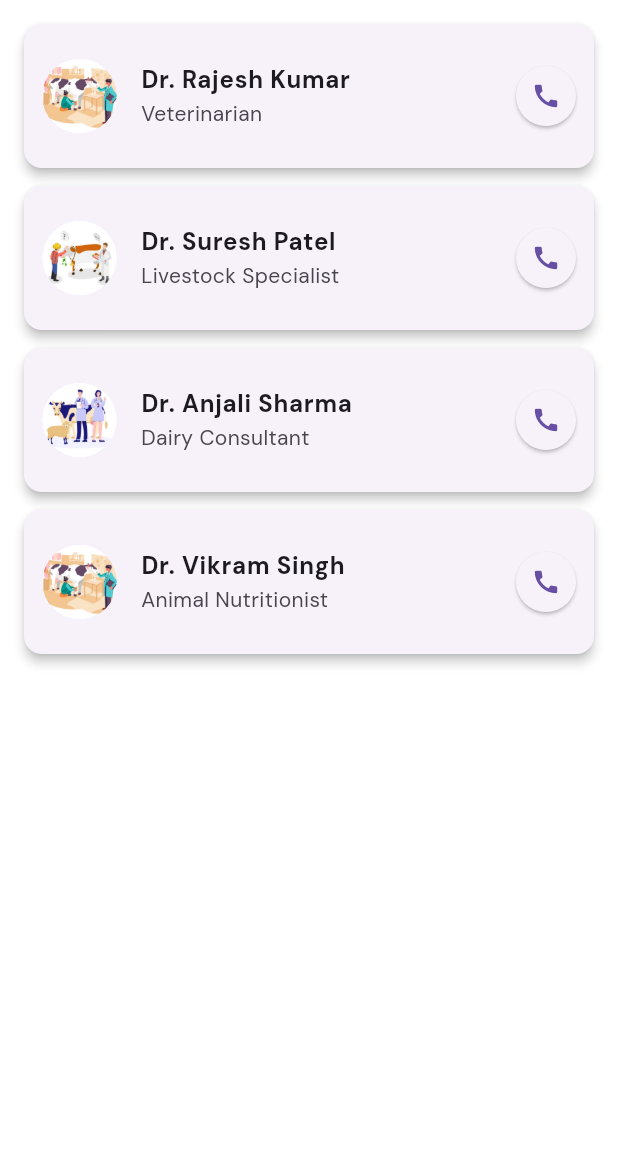
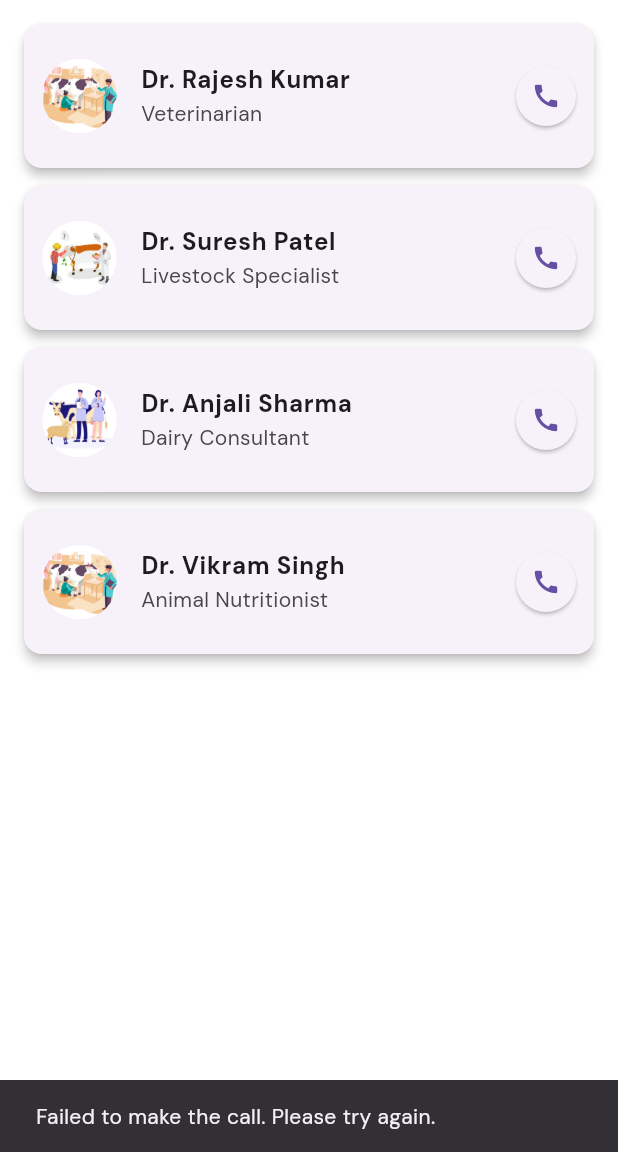
Before and after one commit to GauSampada/App-GauSampada, a Flutter app: the DoctorListScreen screen opened directly, after a tap on the "call" icon, on a phone screen of 412 x 824 dp, the part 84-1236 px from its top. Run offline on Flutter 3.47's test engine with Material 3 defaults, Android fonts, the phone set to English and light mode, and no system bars; our stand-ins replace card_swiper, cloud_firestore, delightful_toast, dio, firebase_auth, firebase_core and 9 more; missing offline and left inert: direct_caller_sim_choice, firebase_app_check, formatted_text; accounts and stored records are empty.

Commit message:
App With latest Version

```diff
--- a/lib/main.dart
+++ b/lib/main.dart
@@ -74,7 +74,8 @@
         //       return const OnboardingMainScreen(); // for android
         //       // return const LoginScreen();
         //     }),
-        home: const HomeScreen(),
+        // home: const HomeScreen(),
+        home: const OnboardingMainScreen(),
       ),
     );
   }
--- a/lib/screens/doctors/doctors.dart
+++ b/lib/screens/doctors/doctors.dart
@@ -1,5 +1,7 @@
+import 'package:direct_caller_sim_choice/direct_caller_sim_choice.dart';
 import 'package:flutter/material.dart';
 import 'package:gausampada/const/colors.dart';
+import 'package:permission_handler/permission_handler.dart';
 
 class DoctorListScreen extends StatelessWidget {
   DoctorListScreen({super.key});
@@ -26,6 +28,29 @@ class DoctorListScreen extends StatelessWidget {
       "image": "assets/ai_model/doctor.jpg",
     },
   ];
+
+  Future<void> _makePhoneCall(BuildContext context, String phoneNumber) async {
+    var status = await Permission.phone.request();
+    if (status.isGranted) {
+      bool? result = await DirectCaller().makePhoneCall(phoneNumber);
+      if (result != true) {
+        ScaffoldMessenger.of(context).showSnackBar(
+          const SnackBar(
+              content: Text("Failed to make the call. Please try again.")),
+        );
+      }
+    } else if (status.isDenied) {
+      ScaffoldMessenger.of(context).showSnackBar(
+        const SnackBar(content: Text("Permission denied. Cannot make a call.")),
+      );
+    } else if (status.isPermanentlyDenied) {
+      ScaffoldMessenger.of(context).showSnackBar(
+        const SnackBar(
+          content: Text("Permission permanently denied. Enable in settings."),
+        ),
+      );
+    }
+  }
 
   @override
   Widget build(BuildContext context) {
@@ -68,7 +93,7 @@ class DoctorListScreen extends StatelessWidget {
                 height: 40,
                 child: ElevatedButton(
                   onPressed: () {
-                    // Add call functionality
+                    _makePhoneCall(context, "+917386154884");
                   },
                   style: ElevatedButton.styleFrom(
                     padding: EdgeInsets.zero,
--- a/lib/screens/profile/edit_profile.dart
+++ b/lib/screens/profile/edit_profile.dart
@@ -44,7 +44,7 @@ class EditProfileScreen extends StatelessWidget {
                                 : provider.photoURL == null
                                     ? CircleAvatar(
                                         radius: 60,
-                                        backgroundColor: themeColor,
+                                        backgroundColor: Colors.lightGreen,
                                         child: Text(
                                           provider.user.name[0],
                                           style: const TextStyle(
```
Also changed, not shown: lib/screens/DiseasePrediction/disease_prediction.dart (+29 -2 lines), lib/screens/feed/feed_screen.dart (+45 -2 lines), lib/screens/onboarding/onboarding_main.dart (+36 -26 lines), lib/screens/onboarding/widgets/onboarding_sub.dart (+3 -6 lines), lib/screens/widgets/appbar.dart (+31 -31 lines), 1 other file.
